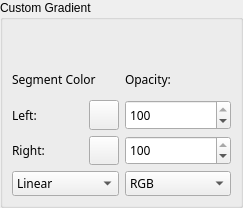
Before: the Qt Designer form krita/ui/forms/wdgautogradient.ui in KDE/krita, drawn with Qt 5.
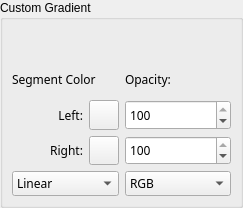
After: the same form once the commit is applied. Custom widgets are drawn as their Qt base class.

Commit message:
Fix the alignment of labels in dialogs
Patch by Juan Palacios

```diff
--- a/krita/ui/forms/wdgautogradient.ui
+++ b/krita/ui/forms/wdgautogradient.ui
@@ -90,6 +90,9 @@
               <property name="text" >
                <string>Left:</string>
               </property>
+              <property name="alignment">
+               <set>Qt::AlignRight|Qt::AlignTrailing|Qt::AlignVCenter</set>
+              </property>
              </widget>
             </item>
             <item>
@@ -145,6 +148,9 @@
               <property name="text" >
                <string>Right:</string>
               </property>
+              <property name="alignment">
+               <set>Qt::AlignRight|Qt::AlignTrailing|Qt::AlignVCenter</set>
+              </property>
              </widget>
             </item>
             <item>
```
Left out of the diff: 226 changed lines with no effect on the pictures. The commit also changes 71 other files.
